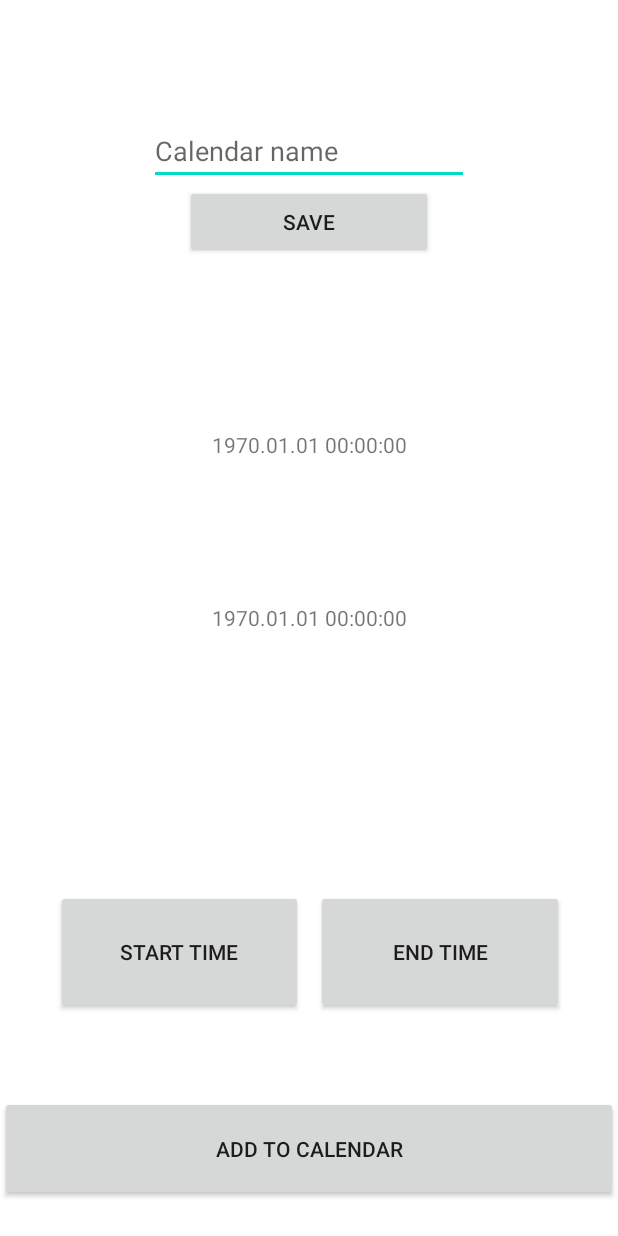
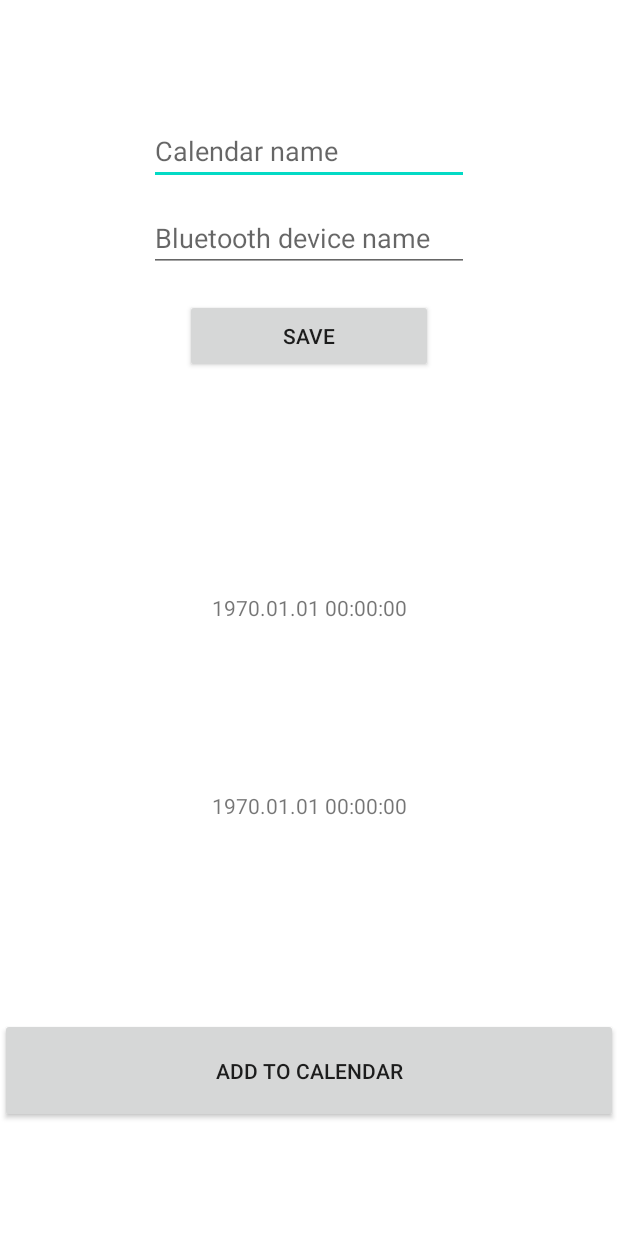
Before and after one commit to RijuGoose/CarCalendar, an Android app: the screen it shows after launch (MainActivity), on a phone screen of 412 x 824 dp. Run offline under Robolectric (Android 15) with nearby library versions, the phone set to English and light mode, and no system bars.

Commit message:
everything's changed

```diff
--- a/app/src/main/AndroidManifest.xml
+++ b/app/src/main/AndroidManifest.xml
@@ -29,11 +29,11 @@
         <service
             android:name=".AutoBTService"
             android:enabled="true"
-            android:exported="true"></service>
+            android:exported="true">
+        </service>
 
         <receiver android:name=".CarBTBroadcastReceiver" android:exported="true">
             <intent-filter>
-                <action android:name="android.bluetooth.device.action.ACTION_STATE_CHANGED"/>
                 <action android:name="android.bluetooth.device.action.ACL_CONNECTED"/>
                 <action android:name="android.bluetooth.device.action.ACL_DISCONNECTED"/>
             </intent-filter>
@@ -44,7 +44,6 @@
             android:exported="true">
             <intent-filter>
                 <action android:name="android.intent.action.MAIN" />
-
                 <category android:name="android.intent.category.LAUNCHER" />
             </intent-filter>
         </activity>
--- a/app/src/main/java/com/riju/carcalendar/CarDataSettings.java
+++ b/app/src/main/java/com/riju/carcalendar/CarDataSettings.java
@@ -8,6 +8,7 @@ public class CarDataSettings {
     private long startMillis;
     private long endMillis;
     private String calendarName;
+    private String btDeviceName;
     private String accountType; // "com.google"
 
     public CarDataSettings() {
@@ -46,4 +47,12 @@ public class CarDataSettings {
     public void setAccountType(String accountType) {
         this.accountType = accountType;
     }
+
+    public String getBtDeviceName() {
+        return btDeviceName;
+    }
+
+    public void setBtDeviceName(String btDeviceName) {
+        this.btDeviceName = btDeviceName;
+    }
 }
--- a/app/src/main/java/com/riju/carcalendar/MainActivity.java
+++ b/app/src/main/java/com/riju/carcalendar/MainActivity.java
@@ -40,6 +40,7 @@ public class MainActivity extends Activity {
     TextView starttime;
     TextView endtime;
     TextView calname;
+    TextView btdevname;
 
     @Override
     protected void onPause() {
@@ -63,6 +64,7 @@ public class MainActivity extends Activity {
         starttime = (TextView) this.findViewById(R.id.starttime);
         endtime = (TextView) this.findViewById(R.id.endtime);
         calname = (TextView) this.findViewById(R.id.calendarname);
+        btdevname = (TextView) this.findViewById(R.id.btname);
 
         if(ContextCompat.checkSelfPermission(MainActivity.this, Manifest.permission.WRITE_CALENDAR) != PackageManager.PERMISSION_GRANTED)
             ActivityCompat.requestPermissions(MainActivity.this, new String[] {Manifest.permission.WRITE_CALENDAR}, 1);
@@ -86,9 +88,6 @@ public class MainActivity extends Activity {
         //ActivityCompat.requestPermissions(MainActivity.this, new String[]{Manifest.permission.RECEIVE_BOOT_COMPLETED}, 5);
 
         createNotificationChannel();
-
-        BluetoothManager manager = getSystemService(BluetoothManager.class);
-        manager.getAdapter().getBondedDevices().forEach(f -> Log.i("BTReceiver", "Registered device: "+f.getName()));
 
         if(!shrp.contains("CarDataSettings"))
         {
@@ -140,9 +139,9 @@ public class MainActivity extends Activity {
         // the NotificationChannel class is new and not in the support library
         if (Build.VERSION.SDK_INT >= Build.VERSION_CODES.O) {
             CharSequence name = "Autó érzékelő";
-            String description = "Érzékeli, hogyha a felhasználó autóban ül, és elküld róla egy értesítést";
+            String description = "Ha a felhasználó befejezte a vezetést, kap egy értesítést róla.";
             int importance = NotificationManager.IMPORTANCE_DEFAULT;
-            NotificationChannel channel = new NotificationChannel("speedonoti", name, importance);
+            NotificationChannel channel = new NotificationChannel("btnotiend", name, importance);
             channel.setDescription(description);
             // Register the channel with the system; you can't change the importance
             // or other notification behaviors after this
@@ -151,29 +150,29 @@ public class MainActivity extends Activity {
         }
     }
 
-    public void AddStartTime(View v) {
-        Calendar time = Calendar.getInstance();
-        time.setTime(new Date());
-
-        SimpleDateFormat sdf = new SimpleDateFormat("yyyy.MM.dd HH:mm:ss");
-        String datestring = sdf.format(new Date());
-        starttime.setText(datestring);
-
-        settings.setStartMillis(time.getTimeInMillis());
-        SaveCarDataJson(settings);
-    }
-
-    public void AddEndTime(View v) {
-        Calendar time = Calendar.getInstance();
-        time.setTime(new Date());
-
-        SimpleDateFormat sdf = new SimpleDateFormat("yyyy.MM.dd HH:mm:ss");
-        String datestring = sdf.format(new Date());
-        endtime.setText(datestring);
-
-        settings.setEndMillis(time.getTimeInMillis());
-        SaveCarDataJson(settings);
-    }
+//    public void AddStartTime(View v) {
+//        Calendar time = Calendar.getInstance();
+//        time.setTime(new Date());
+//
+//        SimpleDateFormat sdf = new SimpleDateFormat("yyyy.MM.dd HH:mm:ss");
+//        String datestring = sdf.format(new Date());
+//        starttime.setText(datestring);
+//
+//        settings.setStartMillis(time.getTimeInMillis());
+//        SaveCarDataJson(settings);
+//    }
+//
+//    public void AddEndTime(View v) {
+//        Calendar time = Calendar.getInstance();
+//        time.setTime(new Date());
+//
+//        SimpleDateFormat sdf = new SimpleDateFormat("yyyy.MM.dd HH:mm:ss");
+//        String datestring = sdf.format(new Date());
+//        endtime.setText(datestring);
+//
+//        settings.setEndMillis(time.getTimeInMillis());
+//        SaveCarDataJson(settings);
+//    }
 
     private CarDataSettings LoadCarDataJson() {
         Gson gson = new Gson();
@@ -184,6 +183,7 @@ public class MainActivity extends Activity {
     private void SetTexts(CarDataSettings set)
     {
         calname.setText(set.getCalendarName());
+        btdevname.setText(set.getBtDeviceName());
 
         Calendar time = Calendar.getInstance();
         SimpleDateFormat sdf = new SimpleDateFormat("yyyy.MM.dd HH:mm:ss");
@@ -257,8 +257,9 @@ public class MainActivity extends Activity {
     public void SaveConfig(View view) {
         //ListMyCalendars(); //külön gombra elérhető naptárak megjelenítése ?
         settings.setCalendarName(calname.getText().toString());
+        settings.setBtDeviceName(btdevname.getText().toString());
 
         SaveCarDataJson(settings);
-        Toast.makeText(this, "Naptár elmentve", Toast.LENGTH_SHORT).show();
+        Toast.makeText(this, "Beállítások elmentve", Toast.LENGTH_SHORT).show();
     }
 }
--- a/app/src/main/res/layout/activity_main.xml
+++ b/app/src/main/res/layout/activity_main.xml
@@ -8,43 +8,43 @@
 
 
 
-    <Button
-        android:id="@+id/startbtn"
-        android:layout_height="0dp"
-        android:layout_width="0dp"
-        app:layout_constraintHeight_percent="0.1"
-        app:layout_constraintWidth_percent="0.4"
-        android:text="Start time"
+<!--    <Button-->
+<!--        android:id="@+id/startbtn"-->
+<!--        android:layout_height="0dp"-->
+<!--        android:layout_width="0dp"-->
+<!--        app:layout_constraintHeight_percent="0.1"-->
+<!--        app:layout_constraintWidth_percent="0.4"-->
+<!--        android:text="Start time"-->
 
-        app:layout_constraintStart_toStartOf="parent"
-        app:layout_constraintEnd_toEndOf="parent"
-        app:layout_constraintBottom_toBottomOf="parent"
-        app:layout_constraintTop_toTopOf="parent"
+<!--        app:layout_constraintStart_toStartOf="parent"-->
+<!--        app:layout_constraintEnd_toEndOf="parent"-->
+<!--        app:layout_constraintBottom_toBottomOf="parent"-->
+<!--        app:layout_constraintTop_toTopOf="parent"-->
 
-        app:layout_constraintHorizontal_bias="0.15"
-        app:layout_constraintVertical_bias="0.8"
-        android:onClick="AddStartTime"
+<!--        app:layout_constraintHorizontal_bias="0.15"-->
+<!--        app:layout_constraintVertical_bias="0.8"-->
+<!--        android:onClick="AddStartTime"-->
 
-        />
-    <Button
-        android:id="@+id/endbtn"
-        android:layout_height="0dp"
-        android:layout_width="0dp"
-        app:layout_constraintHeight_percent="0.1"
-        app:layout_constraintWidth_percent="0.4"
-        android:text="End time"
+<!--        />-->
+<!--    <Button-->
+<!--        android:id="@+id/endbtn"-->
+<!--        android:layout_height="0dp"-->
+<!--        android:layout_width="0dp"-->
+<!--        app:layout_constraintHeight_percent="0.1"-->
+<!--        app:layout_constraintWidth_percent="0.4"-->
+<!--        android:text="End time"-->
 
-        app:layout_constraintStart_toEndOf="@id/startbtn"
-        app:layout_constraintEnd_toEndOf="parent"
-        app:layout_constraintBottom_toBottomOf="parent"
-        app:layout_constraintTop_toTopOf="parent"
+<!--        app:layout_constraintStart_toEndOf="@id/startbtn"-->
+<!--        app:layout_constraintEnd_toEndOf="parent"-->
+<!--        app:layout_constraintBottom_toBottomOf="parent"-->
+<!--        app:layout_constraintTop_toTopOf="parent"-->
 
-        app:layout_constraintHorizontal_bias="0.2"
-        app:layout_constraintVertical_bias="0.8"
+<!--        app:layout_constraintHorizontal_bias="0.2"-->
+<!--        app:layout_constraintVertical_bias="0.8"-->
 
 
-        android:onClick="AddEndTime"
-        />
+<!--        android:onClick="AddEndTime"-->
+<!--        />-->
 
     <Button
         android:id="@+id/addbtn"
@@ -54,11 +54,11 @@
 
         app:layout_constraintStart_toStartOf="parent"
         app:layout_constraintEnd_toEndOf="parent"
-        app:layout_constraintTop_toBottomOf="@id/startbtn"
+        app:layout_constraintTop_toTopOf="parent"
         app:layout_constraintBottom_toBottomOf="parent"
 
         app:layout_constraintHorizontal_bias="0.5"
-        app:layout_constraintVertical_bias="0.7"
+        app:layout_constraintVertical_bias="0.9"
 
         android:onClick="AddEventToCalendar"
         />
@@ -71,11 +71,11 @@
 
         app:layout_constraintStart_toStartOf="parent"
         app:layout_constraintEnd_toEndOf="parent"
-        app:layout_constraintBottom_toTopOf="@id/startbtn"
+        app:layout_constraintBottom_toTopOf="@id/addbtn"
         app:layout_constraintTop_toTopOf="parent"
 
         app:layout_constraintHorizontal_bias="0.5"
-        app:layout_constraintVertical_bias="0.5"
+        app:layout_constraintVertical_bias="0.6"
         />
 
     <TextView
@@ -86,11 +86,11 @@
 
         app:layout_constraintStart_toStartOf="parent"
         app:layout_constraintEnd_toEndOf="parent"
-        app:layout_constraintBottom_toTopOf="@id/endbtn"
+        app:layout_constraintBottom_toTopOf="@id/addbtn"
         app:layout_constraintTop_toTopOf="parent"
 
         app:layout_constraintHorizontal_bias="0.5"
-        app:layout_constraintVertical_bias="0.7"
+        app:layout_constraintVertical_bias="0.8"
         />
 
     <EditText
@@ -106,6 +106,18 @@
         app:layout_constraintTop_toTopOf="parent"
         app:layout_constraintVertical_bias="0.1" />
 
+    <EditText
+        android:id="@+id/btname"
+        android:layout_width="wrap_content"
+        android:layout_height="wrap_content"
+        android:ems="10"
+        android:hint="Bluetooth device name"
+        app:layout_constraintBottom_toBottomOf="parent"
+        app:layout_constraintEnd_toEndOf="@id/calendarname"
+        app:layout_constraintStart_toStartOf="@id/calendarname"
+
+        app:layout_constraintTop_toBottomOf="@id/calendarname"
+        app:layout_constraintVertical_bias="0.02" />
     <Button
         android:id="@+id/savebtn"
         android:layout_height="0dp"
@@ -114,13 +126,13 @@
         app:layout_constraintWidth_percent="0.4"
         android:text="Save"
 
-        app:layout_constraintStart_toStartOf="@id/calendarname"
-        app:layout_constraintEnd_toEndOf="@id/calendarname"
+        app:layout_constraintStart_toStartOf="@id/btname"
+        app:layout_constraintEnd_toEndOf="@id/btname"
         app:layout_constraintBottom_toBottomOf="parent"
-        app:layout_constraintTop_toBottomOf="@id/calendarname"
+        app:layout_constraintTop_toBottomOf="@id/btname"
 
         app:layout_constraintHorizontal_bias="0.5"
-        app:layout_constraintVertical_bias="0"
+        app:layout_constraintVertical_bias="0.03"
         android:onClick="SaveConfig"
 
         />
```
Also changed, not shown: app/src/main/java/com/riju/carcalendar/AddCalendarBroadcastReceiver.java (added, +75 -0 lines), app/src/main/java/com/riju/carcalendar/AutoBTService.java (+43 -32 lines), app/src/main/java/com/riju/carcalendar/CarBTBroadcastReceiver.java (+12 -8 lines).
